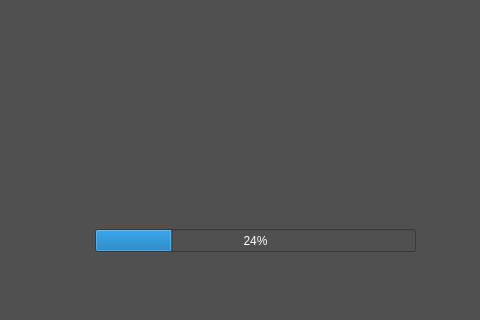
S4wd/chart, file mainwindow.ui: the form before one commit; both pictures show x 226 to 706 and y 82 to 402 of the 953 by 707 pixel window.
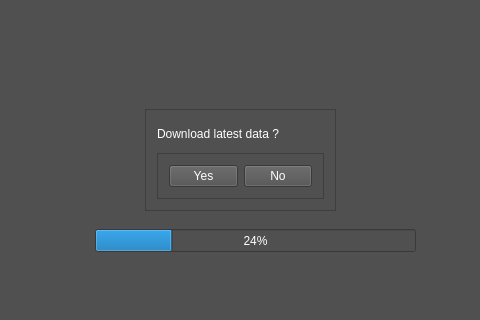
The form after the commit. The open tabs and pages were chosen to show the change. Custom widgets are drawn as their Qt base class.

Commit message: Added separate axis for each parameter. Added download option at program startup.

Patch:
```diff
--- a/mainwindow.ui
+++ b/mainwindow.ui
@@ -54,6 +54,67 @@
          <number>24</number>
         </property>
        </widget>
+       <widget class="QFrame" name="frame">
+        <property name="geometry">
+         <rect>
+          <x>360</x>
+          <y>160</y>
+          <width>191</width>
+          <height>102</height>
+         </rect>
+        </property>
+        <property name="frameShape">
+         <enum>QFrame::StyledPanel</enum>
+        </property>
+        <property name="frameShadow">
+         <enum>QFrame::Raised</enum>
+        </property>
+        <layout class="QVBoxLayout" name="verticalLayout_2">
+         <item>
+          <widget class="QLabel" name="syncLabel">
+           <property name="styleSheet">
+            <string notr="true">color: rgb(255, 255, 255);
+font: 10pt &quot;Arial&quot;;</string>
+           </property>
+           <property name="text">
+            <string>Download latest data ?</string>
+           </property>
+          </widget>
+         </item>
+         <item>
+          <widget class="QFrame" name="frame_2">
+           <property name="frameShape">
+            <enum>QFrame::StyledPanel</enum>
+           </property>
+           <property name="frameShadow">
+            <enum>QFrame::Raised</enum>
+           </property>
+           <layout class="QHBoxLayout" name="horizontalLayout_3">
+            <item>
+             <widget class="QPushButton" name="syncOkButton">
+              <property name="styleSheet">
+               <string notr="true">color: rgb(255, 255, 255);</string>
+              </property>
+              <property name="text">
+               <string>Yes</string>
+              </property>
+             </widget>
+            </item>
+            <item>
+             <widget class="QPushButton" name="syncNoButton">
+              <property name="styleSheet">
+               <string notr="true">color: rgb(255, 255, 255);</string>
+              </property>
+              <property name="text">
+               <string>No</string>
+              </property>
+             </widget>
+            </item>
+           </layout>
+          </widget>
+         </item>
+        </layout>
+       </widget>
       </widget>
       <widget class="QWidget" name="sessionChooserPage">
        <layout class="QHBoxLayout" name="horizontalLayout_2">
```
Left out of the diff: 3 changed lines with no effect on the pictures. The commit also changes 5 other files.
